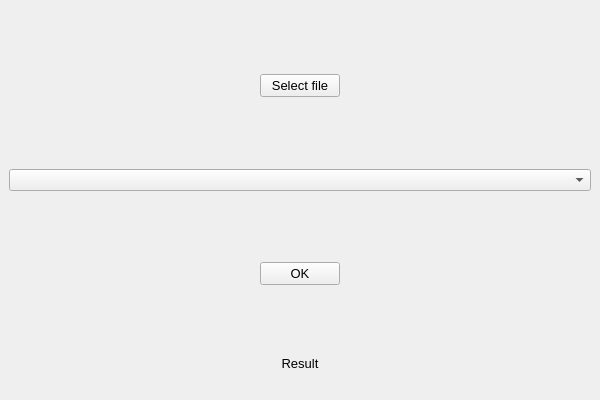
This is ui/main.ui in stitch-dna-laboratory/bsu-pattern-recognition as Qt 5 draws it before an edit. The edited form follows.
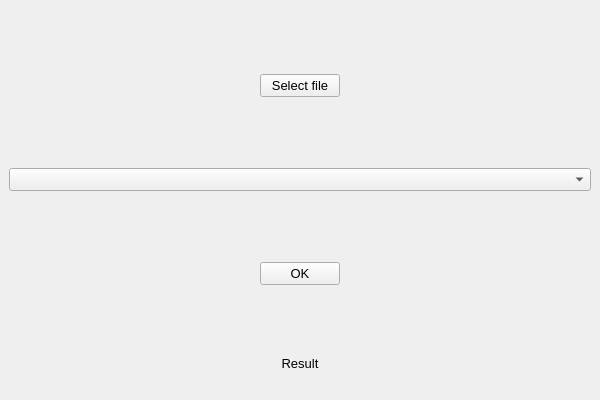
This is the edited form.

Diff of the .ui file:
```diff
--- a/ui/main.ui
+++ b/ui/main.ui
@@ -98,7 +98,13 @@
        </spacer>
       </item>
       <item>
-       <widget class="QComboBox" name="comboBox"/>
+       <widget class="QComboBox" name="comboBoxSelectAlgorithm">
+        <property name="font">
+         <font>
+          <pointsize>10</pointsize>
+         </font>
+        </property>
+       </widget>
       </item>
       <item>
        <spacer name="verticalSpacer_4">
```
Left out of the diff: 11 changed lines with no effect on the pictures.
